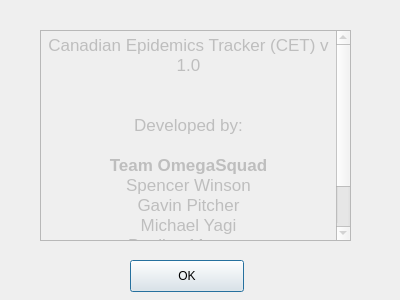
Old version of the form OmegaSquaddApplication/aboutCET.ui in the repository paulina7m/COMP3004OmegaSquad.
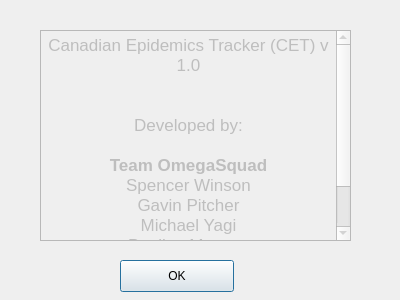
New version of the form.

```diff
--- a/OmegaSquaddApplication/aboutCET.ui
+++ b/OmegaSquaddApplication/aboutCET.ui
@@ -16,7 +16,7 @@
   <widget class="QPushButton" name="okButton">
    <property name="geometry">
     <rect>
-     <x>130</x>
+     <x>120</x>
      <y>260</y>
      <width>114</width>
      <height>32</height>
```
Left out of the diff: 22 changed lines with no effect on the pictures.
